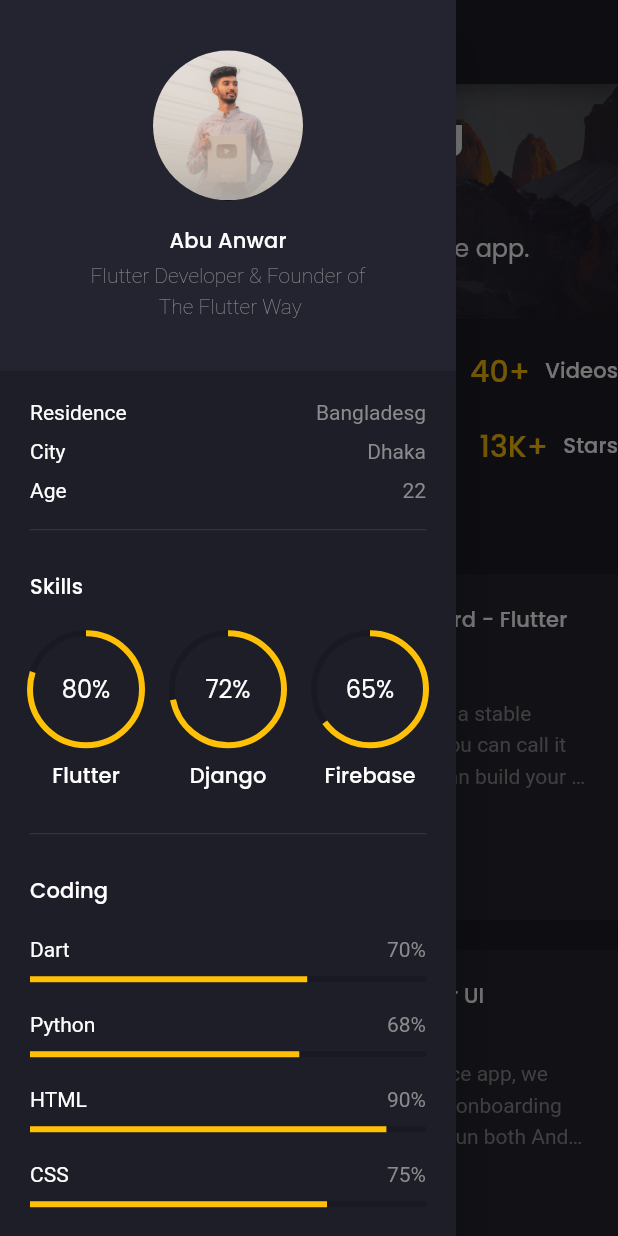
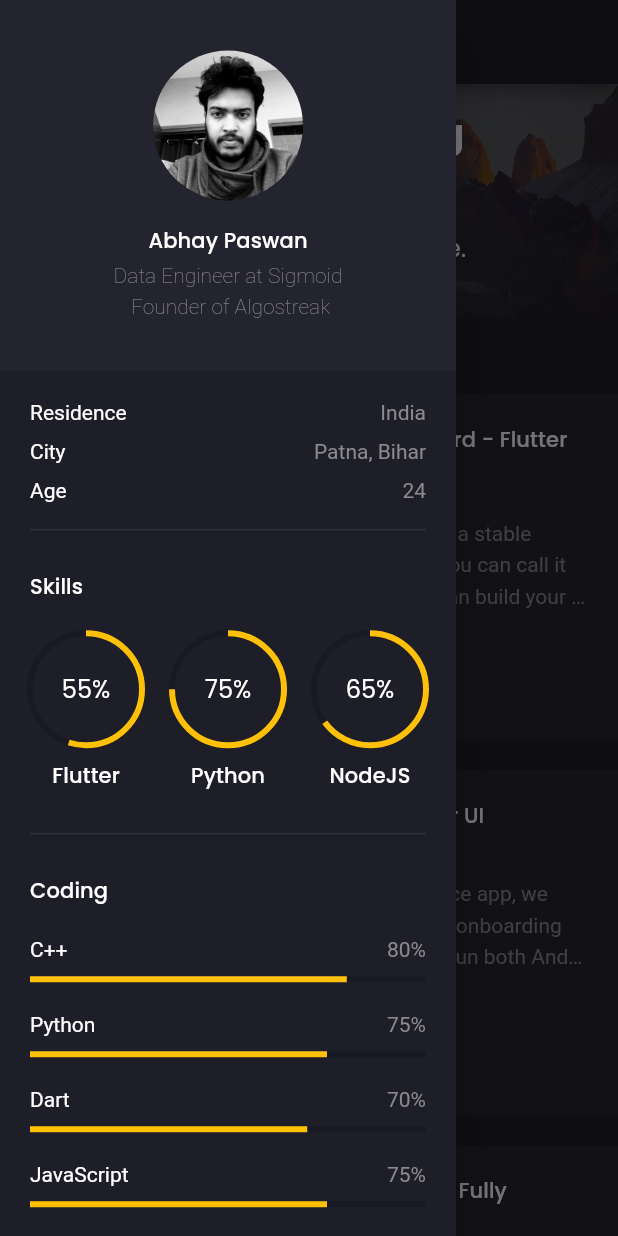
Before and after one commit to Abhay-Workspace/portfolio, a Flutter app: the screen it shows after launch, after a tap on the "menu" icon, on a phone screen of 412 x 824 dp. Run offline on Flutter 3.47's test engine with Material 2 defaults, Android fonts, the phone set to English and light mode, and no system bars; drawn by our look-alikes of animated_text_kit; our stand-ins replace flutter_svg, google_fonts.

Commit message:
changed details

```diff
--- a/lib/main.dart
+++ b/lib/main.dart
@@ -15,7 +15,7 @@ class MyApp extends StatelessWidget {
   Widget build(BuildContext context) {
     return MaterialApp(
       debugShowCheckedModeBanner: false,
-      title: 'Flutter Demo',
+      title: 'Abhay Paswan',
       // we are using dark theme and we modify it as our need
       theme: ThemeData.dark().copyWith(
         primaryColor: primaryColor,
--- a/lib/screens/home/components/home_banner.dart
+++ b/lib/screens/home/components/home_banner.dart
@@ -105,15 +105,15 @@ class AnimatedText extends StatelessWidget {
     return AnimatedTextKit(
       animatedTexts: [
         TyperAnimatedText(
-          "responsive web and mobile app.",
+          "apps downloaded by none.",
           speed: Duration(milliseconds: 60),
         ),
         TyperAnimatedText(
-          "complete e-Commerce app UI.",
+          "dapps used by none.",
           speed: Duration(milliseconds: 60),
         ),
         TyperAnimatedText(
-          "Chat app with dark and light theme.",
+          "website visited by none.",
           speed: Duration(milliseconds: 60),
         ),
       ],
--- a/lib/screens/home/home_screen.dart
+++ b/lib/screens/home/home_screen.dart
@@ -14,7 +14,7 @@ class HomeScreen extends StatelessWidget {
     return MainScreen(
       children: [
         HomeBanner(),
-        HighLightsInfo(),
+        // HighLightsInfo(),
         MyProjects(),
         Recommendations(),
       ],
--- a/lib/screens/main/components/coding.dart
+++ b/lib/screens/main/components/coding.dart
@@ -22,24 +22,24 @@ class Coding extends StatelessWidget {
           ),
         ),
         AnimatedLinearProgressIndicator(
+          percentage: 0.8,
+          label: "C++",
+        ),
+        AnimatedLinearProgressIndicator(
+          percentage: 0.75,
+          label: "Python",
+        ),
+        AnimatedLinearProgressIndicator(
           percentage: 0.7,
           label: "Dart",
         ),
         AnimatedLinearProgressIndicator(
-          percentage: 0.68,
-          label: "Python",
-        ),
-        AnimatedLinearProgressIndicator(
-          percentage: 0.9,
-          label: "HTML",
-        ),
-        AnimatedLinearProgressIndicator(
           percentage: 0.75,
-          label: "CSS",
+          label: "JavaScript",
         ),
         AnimatedLinearProgressIndicator(
           percentage: 0.58,
-          label: "JavaScript",
+          label: "Scala",
         ),
       ],
     );
--- a/lib/screens/main/components/knowledges.dart
+++ b/lib/screens/main/components/knowledges.dart
@@ -15,16 +15,15 @@ class Knowledges extends StatelessWidget {
       children: [
         Divider(),
         Padding(
-          padding: const EdgeInsets.symmetric(
-              vertical: defaultPadding),
+          padding: const EdgeInsets.symmetric(vertical: defaultPadding),
           child: Text(
             "Knowledges",
             style: Theme.of(context).textTheme.subtitle2,
           ),
         ),
-        KnowledgeText(text: "Flutter, Dart"),
-        KnowledgeText(text: "Stylus, Sass, Less"),
-        KnowledgeText(text: "Gulp, Webpack, Grunt"),
+        KnowledgeText(text: "Flutter, Dart, NodeJS"),
+        KnowledgeText(text: "C++, Python, Rust"),
+        KnowledgeText(text: "Blockchain, Algorand, Solana"),
         KnowledgeText(text: "GIT Knowledge"),
       ],
     );
--- a/lib/screens/main/components/my_info.dart
+++ b/lib/screens/main/components/my_info.dart
@@ -16,15 +16,15 @@ class MyInfo extends StatelessWidget {
             Spacer(flex: 2),
             CircleAvatar(
               radius: 50,
-              backgroundImage: AssetImage("assets/images/IMG_7344.jpg"),
+              backgroundImage: AssetImage("assets/images/IMG_7345.jpg"),
             ),
             Spacer(),
             Text(
-              "Abu Anwar",
+              "Abhay Paswan",
               style: Theme.of(context).textTheme.subtitle2,
             ),
             Text(
-              "Flutter Developer & Founder of \n The Flutter Way",
+              "Data Engineer at Sigmoid \n Founder of Algostreak",
               textAlign: TextAlign.center,
               style: TextStyle(
                 fontWeight: FontWeight.w200,
--- a/lib/screens/main/components/side_menu.dart
+++ b/lib/screens/main/components/side_menu.dart
@@ -27,15 +27,15 @@ class SideMenu extends StatelessWidget {
                   children: [
                     AreaInfoText(
                       title: "Residence",
-                      text: "Bangladesg",
+                      text: "India",
                     ),
                     AreaInfoText(
                       title: "City",
-                      text: "Dhaka",
+                      text: "Patna, Bihar",
                     ),
                     AreaInfoText(
                       title: "Age",
-                      text: "22",
+                      text: "24",
                     ),
                     Skills(),
                     SizedBox(height: defaultPadding),
--- a/lib/screens/main/components/skills.dart
+++ b/lib/screens/main/components/skills.dart
@@ -25,22 +25,22 @@ class Skills extends StatelessWidget {
           children: [
             Expanded(
               child: AnimatedCircularProgressIndicator(
-                percentage: 0.8,
+                percentage: 0.55,
                 label: "Flutter",
               ),
             ),
             SizedBox(width: defaultPadding),
             Expanded(
               child: AnimatedCircularProgressIndicator(
-                percentage: 0.72,
-                label: "Django",
+                percentage: 0.75,
+                label: "Python",
               ),
             ),
             SizedBox(width: defaultPadding),
             Expanded(
               child: AnimatedCircularProgressIndicator(
                 percentage: 0.65,
-                label: "Firebase",
+                label: "NodeJS",
               ),
             ),
           ],
```
Also changed, not shown: assets/images/IMG_7344.jpg, assets/images/IMG_7345.jpg (added), pubspec.lock.
